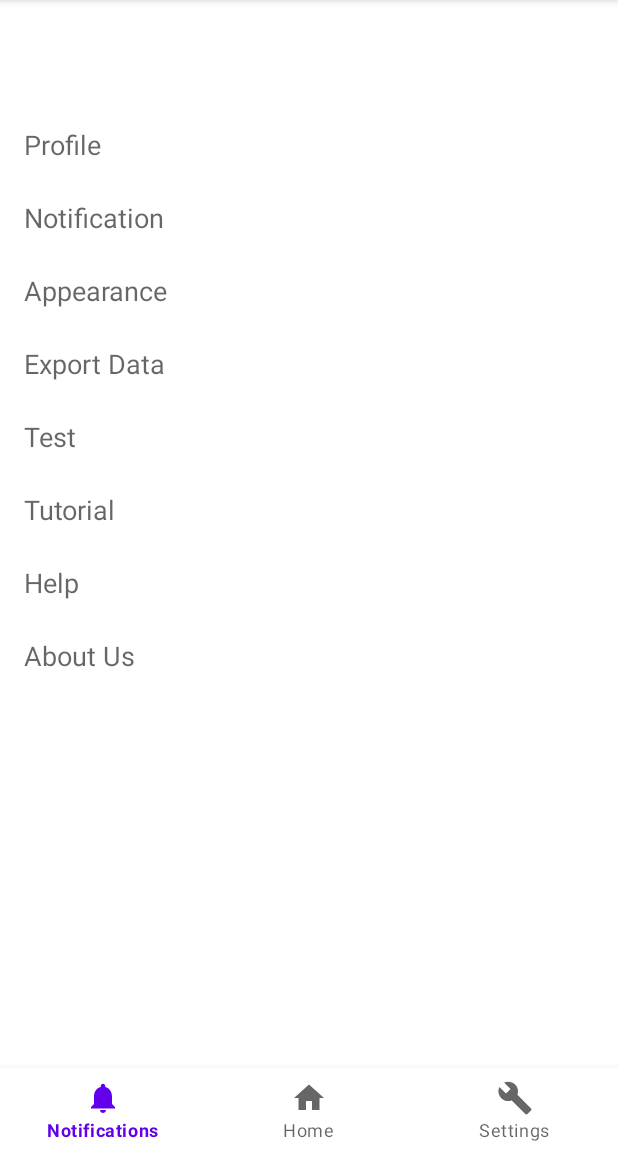
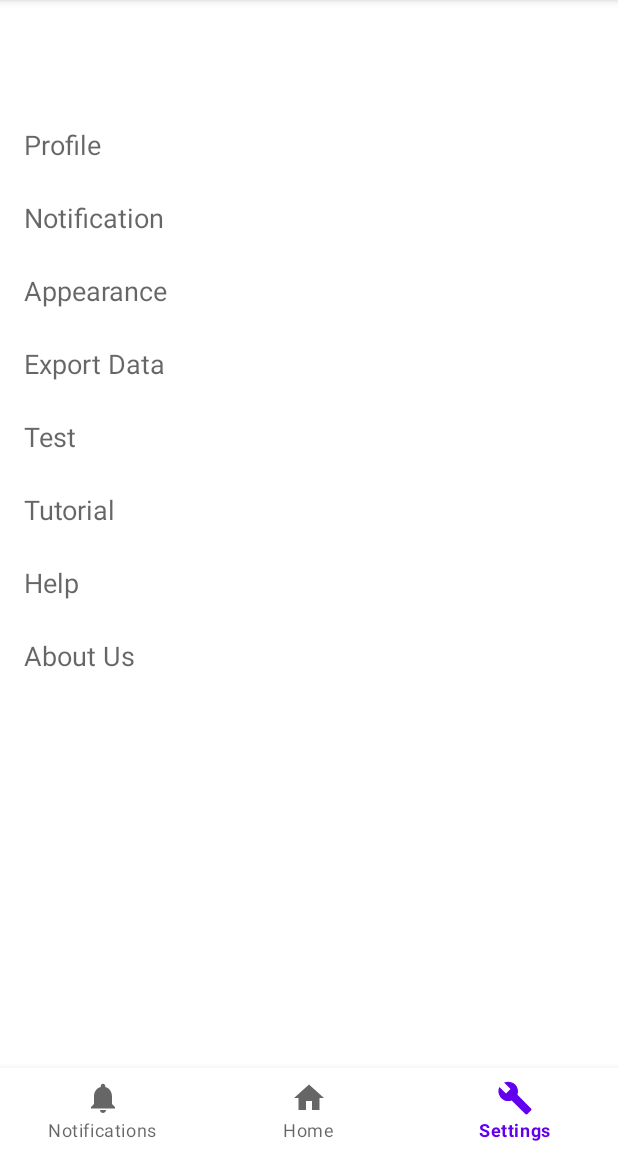
Before and after one commit to nicoxmcd/BAM, an Android app: the SettingsFragment screen opened through its navigation route, on a phone screen of 412 x 824 dp, the part 84-1236 px from its top. Run offline under Robolectric (Android 15) with nearby library versions, the phone set to English and light mode, and no system bars; our stand-ins replace navigation-ui.

Commit message:
Added a progress bar for visual stress communication.

```diff
--- a/app/src/main/java/com/example/bam_monitoring/MainActivity.kt
+++ b/app/src/main/java/com/example/bam_monitoring/MainActivity.kt
@@ -7,6 +7,8 @@ import android.widget.Toast
 import androidx.appcompat.app.AppCompatActivity
 import androidx.core.app.ActivityCompat
 import androidx.core.content.ContextCompat
+import androidx.navigation.findNavController
+import androidx.navigation.ui.setupWithNavController
 import com.example.bam_monitoring.databinding.ActivityMainBinding
 import com.example.bam_monitoring.ble.BleManager
 
@@ -36,6 +38,10 @@ class MainActivity : AppCompatActivity() {
                 PERMISSION_REQUEST_CODE
             )
         }
+
+        // Set up the bottom navigation view to work with the NavController.
+        val navController = findNavController(R.id.nav_host_fragment_activity_main)
+        binding.navView.setupWithNavController(navController)
     }
 
     private fun hasPermissions(): Boolean {
--- a/app/src/main/java/com/example/bam_monitoring/ui/home/HomeFragment.kt
+++ b/app/src/main/java/com/example/bam_monitoring/ui/home/HomeFragment.kt
@@ -1,3 +1,4 @@
+// Kotlin: HomeFragment.kt
 package com.example.bam_monitoring.ui.home
 
 import android.content.Context
@@ -16,11 +17,11 @@ class HomeFragment : Fragment() {
     private var _binding: FragmentHomeBinding? = null
     private val binding get() = _binding!!
 
-    private val PREFS_NAME = "user_profile"
+    private val PROFILE_PREFS_NAME = "user_profile"
     private val KEY_NAME = "name"
-    private var isTransformed = false
+    private val SETTINGS_PREFS_NAME = "settings"
+    private val DEBUG_MODE_KEY = "debug_mode"
 
-    // Use an ArrayDeque to hold up to 8 diagnostic lines.
     private val diagnosticLines = ArrayDeque<String>()
 
     override fun onCreateView(
@@ -32,18 +33,32 @@ class HomeFragment : Fragment() {
     }
 
     override fun onViewCreated(view: View, savedInstanceState: Bundle?) {
-        // Set initial alphas: greeting visible, diagnostics hidden.
         binding.textHello.alpha = 1f
         binding.textDiagnostic.alpha = 0f
 
-        // Update greeting text based on SharedPreferences.
-        val sharedPreferences = requireContext().getSharedPreferences(PREFS_NAME, Context.MODE_PRIVATE)
-        val name = sharedPreferences.getString(KEY_NAME, null)
+        // Update greeting text.
+        val profilePrefs = requireContext().getSharedPreferences(PROFILE_PREFS_NAME, Context.MODE_PRIVATE)
+        val name = profilePrefs.getString(KEY_NAME, null)
         binding.textHello.text = if (!name.isNullOrEmpty()) "Hello, $name!" else "Hello!"
 
-        // Toggle animation and BLE scan on logo click.
+        // Retrieve debug mode setting.
+        val settingsPrefs = requireContext().getSharedPreferences(SETTINGS_PREFS_NAME, Context.MODE_PRIVATE)
+        val isDebugMode = settingsPrefs.getBoolean(DEBUG_MODE_KEY, false)
+        if (isDebugMode) {
+            binding.textDiagnostic.visibility = View.VISIBLE
+            binding.progressBar.visibility = View.GONE
+        } else {
+            binding.textDiagnostic.visibility = View.GONE
+            binding.progressBar.visibility = View.VISIBLE
+            binding.progressBar.progress = 0
+        }
+
+        // Use a flag to track scanning state.
+        var isScanning = false
+
         binding.logoImage.setOnClickListener {
-            if (!isTransformed) {
+            if (!isScanning) {
+                isScanning = true
                 binding.logoImage.animate()
                     .scaleX(0.4f)
                     .scaleY(0.4f)
@@ -54,10 +69,14 @@ class HomeFragment : Fragment() {
                     }
                     .start()
                 binding.textHello.animate().alpha(0f).setDuration(300).start()
+                if (isDebugMode) {
                     binding.textDiagnostic.text = ""
                     binding.textDiagnostic.animate().alpha(1f).setDuration(300).start()
-                isTransformed = true
                 } else {
+                    binding.progressBar.progress = 0
+                }
+            } else {
+                isScanning = false
                 binding.logoImage.animate()
                     .scaleX(1f)
                     .scaleY(1f)
@@ -68,20 +87,30 @@ class HomeFragment : Fragment() {
                     }
                     .start()
                 binding.textHello.animate().alpha(1f).setDuration(300).start()
+                if (isDebugMode) {
                     binding.textDiagnostic.animate().alpha(0f).setDuration(300).start()
-                isTransformed = false
+                }
             }
         }
 
-        // Set the diagnostic listener with a rolling log.
-        (activity as? MainActivity)?.bleManager?.diagnosticListener = object : BleManager.DiagnosticListener {
+        // Set the diagnostic listener.
+        (activity as? MainActivity)?.bleManager?.diagnosticListener =
+            object : BleManager.DiagnosticListener {
                 override fun onDiagnostic(message: String) {
                     requireActivity().runOnUiThread {
+                        val settingsPrefs = requireContext().getSharedPreferences(SETTINGS_PREFS_NAME, Context.MODE_PRIVATE)
+                        val isDebugMode = settingsPrefs.getBoolean(DEBUG_MODE_KEY, false)
+                        if (isDebugMode) {
                             if (diagnosticLines.size >= 8) {
                                 diagnosticLines.removeFirst()
                             }
                             diagnosticLines.addLast(message)
                             binding.textDiagnostic.text = diagnosticLines.joinToString(separator = "\n")
+                        } else {
+                            message.toIntOrNull()?.let { percentage ->
+                                binding.progressBar.progress = percentage.coerceIn(0, 100)
+                            }
+                        }
                     }
                 }
             }
--- a/app/src/main/java/com/example/bam_monitoring/ui/settings/SettingsFragment.kt
+++ b/app/src/main/java/com/example/bam_monitoring/ui/settings/SettingsFragment.kt
@@ -1,3 +1,4 @@
+// Kotlin: SettingsFragment.kt
 package com.example.bam_monitoring.ui.settings
 
 import android.animation.Animator
@@ -22,6 +23,7 @@ class SettingsFragment : Fragment() {
 
     private val PREFS_NAME = "settings"
     private val DARK_MODE_KEY = "dark_mode"
+    private val DEBUG_MODE_KEY = "debug_mode"
     private val APPEARANCE_EXPANDED_KEY = "appearance_expanded"
 
     private var isAppearanceExpanded = false
@@ -37,81 +39,65 @@ class SettingsFragment : Fragment() {
     override fun onViewCreated(view: View, savedInstanceState: Bundle?) {
         super.onViewCreated(view, savedInstanceState)
 
-        // Restore isAppearanceExpanded state
         if (savedInstanceState != null) {
             isAppearanceExpanded = savedInstanceState.getBoolean(APPEARANCE_EXPANDED_KEY, false)
         }
 
-        // Access SharedPreferences
         val sharedPreferences = requireContext().getSharedPreferences(PREFS_NAME, Context.MODE_PRIVATE)
         val isDarkMode = sharedPreferences.getBoolean(DARK_MODE_KEY, false)
+        val isDebugMode = sharedPreferences.getBoolean(DEBUG_MODE_KEY, false)
 
-        // Initialize Dark Mode Switch
         binding.themeToggle.isChecked = isDarkMode
+        binding.debugToggle.isChecked = isDebugMode
 
-        // Set visibility of Dark Mode Switch based on isAppearanceExpanded
+        // Set initial visibility based on whether the appearance options are expanded.
         if (isAppearanceExpanded) {
             binding.themeToggle.visibility = View.VISIBLE
+            binding.debugToggle.visibility = View.VISIBLE
         } else {
             binding.themeToggle.visibility = View.GONE
+            binding.debugToggle.visibility = View.GONE
         }
 
-        // Handle Appearance Option Click
+        // Toggle expansion for both dark mode and debug toggles.
         binding.optionAppearance.setOnClickListener {
             isAppearanceExpanded = !isAppearanceExpanded
             if (isAppearanceExpanded) {
                 expand(binding.themeToggle)
+                expand(binding.debugToggle)
             } else {
                 collapse(binding.themeToggle)
+                collapse(binding.debugToggle)
             }
         }
 
-        // Handle Dark Mode Switch Changes
+        // Dark mode toggle listener.
         binding.themeToggle.setOnCheckedChangeListener { _, isChecked ->
-            // Save the new preference
             sharedPreferences.edit().putBoolean(DARK_MODE_KEY, isChecked).apply()
-
-            // Apply the selected theme
-            val nightMode = if (isChecked) {
-                AppCompatDelegate.MODE_NIGHT_YES
-            } else {
-                AppCompatDelegate.MODE_NIGHT_NO
-            }
+            val nightMode = if (isChecked) AppCompatDelegate.MODE_NIGHT_YES else AppCompatDelegate.MODE_NIGHT_NO
             AppCompatDelegate.setDefaultNightMode(nightMode)
-
-            // Recreate activity to apply theme changes
             activity?.recreate()
         }
 
-        // Navigate to ProfileFragment when "Profile" is clicked
+        // Debug mode toggle listener.
+        binding.debugToggle.setOnCheckedChangeListener { _, isChecked ->
+            sharedPreferences.edit().putBoolean(DEBUG_MODE_KEY, isChecked).apply()
+            // HomeFragment can check this flag to show/hide connection info.
+        }
+
         binding.optionProfile.setOnClickListener {
             findNavController().navigate(R.id.action_settings_to_profile)
         }
-
-        // Handle other options (Add click listeners as needed)
-        binding.optionNotification.setOnClickListener {
-            // Implement action for Notification option
-        }
-        binding.optionExportData.setOnClickListener {
-            // Implement action for Export Data option
-        }
-        binding.optionTest.setOnClickListener {
-            // Implement action for Test option
-        }
-        binding.optionTutorial.setOnClickListener {
-            // Implement action for Tutorial option
-        }
-        binding.optionHelp.setOnClickListener {
-            // Implement action for Help option
-        }
-        binding.optionAboutUs.setOnClickListener {
-            // Implement action for About Us option
-        }
+        binding.optionNotification.setOnClickListener { }
+        binding.optionExportData.setOnClickListener { }
+        binding.optionTest.setOnClickListener { }
+        binding.optionTutorial.setOnClickListener { }
+        binding.optionHelp.setOnClickListener { }
+        binding.optionAboutUs.setOnClickListener { }
     }
 
     override fun onSaveInstanceState(outState: Bundle) {
         super.onSaveInstanceState(outState)
-        // Save the isAppearanceExpanded state
         outState.putBoolean(APPEARANCE_EXPANDED_KEY, isAppearanceExpanded)
     }
 
@@ -120,16 +106,12 @@ class SettingsFragment : Fragment() {
         _binding = null
     }
 
-    // Utility functions for expand and collapse animations
     private fun expand(view: View) {
-        // Measure the target height of the view
         view.measure(
             View.MeasureSpec.makeMeasureSpec((view.parent as View).width, View.MeasureSpec.EXACTLY),
             View.MeasureSpec.makeMeasureSpec(0, View.MeasureSpec.UNSPECIFIED)
         )
         val targetHeight = view.measuredHeight
-
-        // Set initial height to 0 and make visible
         view.layoutParams.height = 0
         view.visibility = View.VISIBLE
 
@@ -146,7 +128,6 @@ class SettingsFragment : Fragment() {
 
     private fun collapse(view: View) {
         val initialHeight = view.measuredHeight
-
         val anim = ValueAnimator.ofInt(initialHeight, 0)
         anim.addUpdateListener { valueAnimator ->
             val layoutParams = view.layoutParams
--- a/app/src/main/res/layout/activity_main.xml
+++ b/app/src/main/res/layout/activity_main.xml
@@ -1,34 +1,32 @@
 <?xml version="1.0" encoding="utf-8"?>
-<androidx.constraintlayout.widget.ConstraintLayout xmlns:android="http://schemas.android.com/apk/res/android"
+<androidx.constraintlayout.widget.ConstraintLayout
+    xmlns:android="http://schemas.android.com/apk/res/android"
     xmlns:app="http://schemas.android.com/apk/res-auto"
     android:id="@+id/container"
     android:layout_width="match_parent"
     android:layout_height="match_parent"
     android:paddingTop="?attr/actionBarSize">
 
+    <fragment
+        android:id="@+id/nav_host_fragment_activity_main"
+        android:name="androidx.navigation.fragment.NavHostFragment"
+        android:layout_width="match_parent"
+        android:layout_height="0dp"
+        app:defaultNavHost="true"
+        app:navGraph="@navigation/mobile_navigation"
+        app:layout_constraintTop_toTopOf="parent"
+        app:layout_constraintBottom_toTopOf="@id/nav_view"
+        app:layout_constraintStart_toStartOf="parent"
+        app:layout_constraintEnd_toEndOf="parent" />
 
     <com.google.android.material.bottomnavigation.BottomNavigationView
         android:id="@+id/nav_view"
         android:layout_width="0dp"
         android:layout_height="wrap_content"
-        android:layout_marginStart="0dp"
-        android:layout_marginEnd="0dp"
         android:background="?android:attr/windowBackground"
         app:layout_constraintBottom_toBottomOf="parent"
-        app:layout_constraintLeft_toLeftOf="parent"
-        app:layout_constraintRight_toRightOf="parent"
+        app:layout_constraintStart_toStartOf="parent"
+        app:layout_constraintEnd_toEndOf="parent"
         app:menu="@menu/bottom_nav_menu" />
 
-    <fragment
-        android:id="@+id/nav_host_fragment_activity_main"
-        android:name="androidx.navigation.fragment.NavHostFragment"
-        android:layout_width="match_parent"
-        android:layout_height="match_parent"
-        app:defaultNavHost="true"
-        app:layout_constraintBottom_toTopOf="@id/nav_view"
-        app:layout_constraintLeft_toLeftOf="parent"
-        app:layout_constraintRight_toRightOf="parent"
-        app:layout_constraintTop_toTopOf="parent"
-        app:navGraph="@navigation/mobile_navigation" />
-
 </androidx.constraintlayout.widget.ConstraintLayout>
--- a/app/src/main/res/layout/fragment_settings.xml
+++ b/app/src/main/res/layout/fragment_settings.xml
@@ -54,6 +54,16 @@
             android:layout_width="wrap_content"
             android:layout_height="wrap_content"
             android:text="Dark Mode"
+            android:visibility="gone"
+            android:layout_marginStart="32dp"
+            android:paddingVertical="8dp" />
+
+        <!-- Debug Mode Toggle (Initially Hidden) -->
+        <androidx.appcompat.widget.SwitchCompat
+            android:id="@+id/debug_toggle"
+            android:layout_width="wrap_content"
+            android:layout_height="wrap_content"
+            android:text="Debug Mode"
             android:visibility="gone"
             android:layout_marginStart="32dp"
             android:paddingVertical="8dp" />
--- a/app/src/main/res/menu/bottom_nav_menu.xml
+++ b/app/src/main/res/menu/bottom_nav_menu.xml
@@ -16,6 +16,4 @@
         android:icon="@drawable/ic_settings"
         android:title="@string/title_settings" />
 
-
-
 </menu>
--- a/gradle/libs.versions.toml
+++ b/gradle/libs.versions.toml
@@ -1,5 +1,5 @@
 [versions]
-agp = "8.8.0"
+agp = "8.9.0"
 kotlin = "1.9.24"
 coreKtx = "1.15.0"
 junit = "4.13.2"
```
Also changed, not shown: app/src/main/res/layout/fragment_home.xml (+14 -0 lines), gradle/wrapper/gradle-wrapper.properties. Lines whose indentation alone changed are shown as unchanged.
